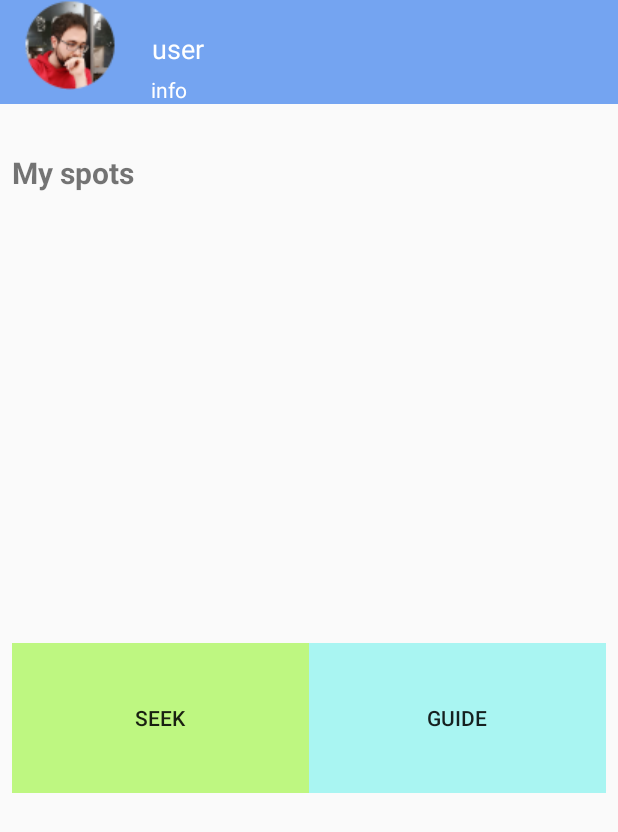
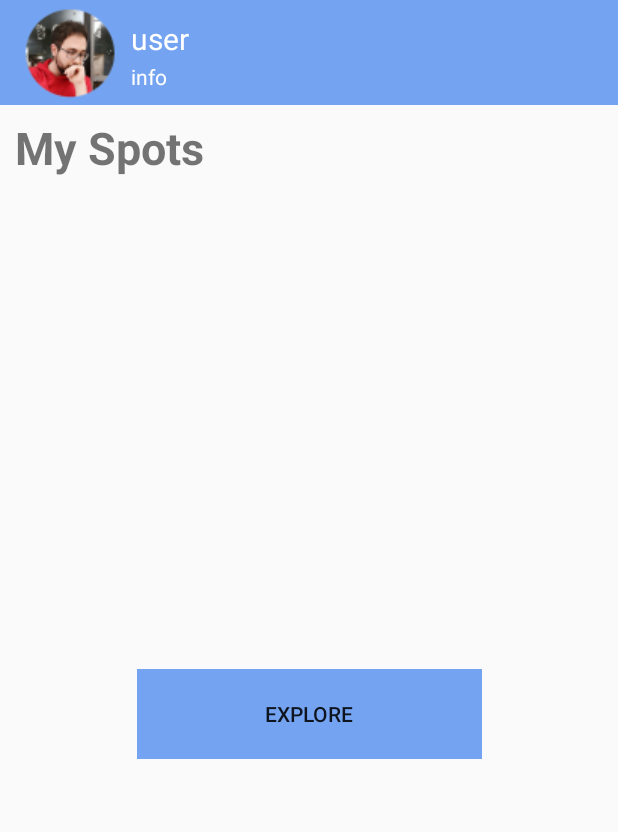
Before and after one commit to richardschaeffer96/PEM2018, an Android app: the layout activity_menu.xml on its own in the app's theme, with its tools: preview values and no code run, on a phone screen of 412 x 824 dp. Shown: the top 832 px of the screen. Run offline under Robolectric (Android 15) with nearby library versions, the phone set to English and light mode, and no system bars.

Commit message:
made SignUp and the Dashboard prettier

```diff
--- a/app/src/main/java/com/example/richa_000/sponnect/Menu.java
+++ b/app/src/main/java/com/example/richa_000/sponnect/Menu.java
@@ -157,6 +157,7 @@ public class Menu extends AppCompatActivity {
         }
     }
 
+    /*
     public void seek(View view){
 
         if(isServicesOK()){
@@ -164,9 +165,8 @@ public class Menu extends AppCompatActivity {
             intent.putExtra("id", userID);
             startActivity(intent);
         }
-        // TODO: Felix
-
     }
+    */
 
     public void guide(View view){
         if(isServicesOK()){
--- a/app/src/main/res/drawable/ic_contacts.xml
+++ b/app/src/main/res/drawable/ic_contacts.xml
@@ -4,6 +4,6 @@
         android:viewportWidth="24.0"
         android:viewportHeight="24.0">
     <path
-        android:fillColor="#FF000000"
+        android:fillColor="#FFFFFF"
         android:pathData="M16,11c1.66,0 2.99,-1.34 2.99,-3S17.66,5 16,5c-1.66,0 -3,1.34 -3,3s1.34,3 3,3zM8,11c1.66,0 2.99,-1.34 2.99,-3S9.66,5 8,5C6.34,5 5,6.34 5,8s1.34,3 3,3zM8,13c-2.33,0 -7,1.17 -7,3.5L1,19h14v-2.5c0,-2.33 -4.67,-3.5 -7,-3.5zM16,13c-0.29,0 -0.62,0.02 -0.97,0.05 1.16,0.84 1.97,1.97 1.97,3.45L17,19h6v-2.5c0,-2.33 -4.67,-3.5 -7,-3.5z"/>
 </vector>
--- a/app/src/main/res/drawable/ic_edit.xml
+++ b/app/src/main/res/drawable/ic_edit.xml
@@ -4,6 +4,6 @@
         android:viewportWidth="24.0"
         android:viewportHeight="24.0">
     <path
-        android:fillColor="#FF000000"
+        android:fillColor="#FFFFFF"
         android:pathData="M3,17.25V21h3.75L17.81,9.94l-3.75,-3.75L3,17.25zM20.71,7.04c0.39,-0.39 0.39,-1.02 0,-1.41l-2.34,-2.34c-0.39,-0.39 -1.02,-0.39 -1.41,0l-1.83,1.83 3.75,3.75 1.83,-1.83z"/>
 </vector>
--- a/app/src/main/res/drawable/ic_home.xml
+++ b/app/src/main/res/drawable/ic_home.xml
@@ -4,6 +4,6 @@
         android:viewportWidth="24.0"
         android:viewportHeight="24.0">
     <path
-        android:fillColor="#FF000000"
+        android:fillColor="#FFFFFF"
         android:pathData="M10,20v-6h4v6h5v-8h3L12,3 2,12h3v8z"/>
 </vector>
--- a/app/src/main/res/layout/activity_login.xml
+++ b/app/src/main/res/layout/activity_login.xml
@@ -54,7 +54,7 @@
 
     <EditText
         android:id="@+id/edit_email_login"
-        android:layout_width="0dp"
+        android:layout_width="280dp"
         android:layout_height="wrap_content"
         android:layout_marginStart="50dp"
         android:layout_marginLeft="50dp"
@@ -83,7 +83,7 @@
 
     <EditText
         android:id="@+id/edit_password_login"
-        android:layout_width="278dp"
+        android:layout_width="280dp"
         android:layout_height="wrap_content"
         android:layout_marginStart="50dp"
         android:layout_marginLeft="50dp"
--- a/app/src/main/res/layout/activity_menu.xml
+++ b/app/src/main/res/layout/activity_menu.xml
@@ -10,61 +10,71 @@
         android:id="@+id/toolbar"
         layout="@layout/toolbar"/>
 
-    <LinearLayout
-        android:layout_width="match_parent"
-        android:layout_height="wrap_content"
-        android:layout_marginStart="8dp"
-        android:layout_marginLeft="8dp"
-        android:layout_marginTop="32dp"
-        android:layout_marginEnd="8dp"
-        android:layout_marginRight="8dp"
-        android:layout_marginBottom="8dp"
-        android:orientation="vertical"
-        app:layout_constraintBottom_toBottomOf="parent"
-        app:layout_constraintEnd_toEndOf="parent"
-        app:layout_constraintStart_toStartOf="parent"
-        app:layout_constraintTop_toBottomOf="@+id/toolbar"
-        app:layout_constraintVertical_bias="0.0">
-
     <TextView
         android:id="@+id/text_my_spots"
         android:layout_width="match_parent"
         android:layout_height="wrap_content"
-            android:text="My spots"
-            android:textSize="20sp"
-            android:textStyle="bold"/>
+        android:layout_marginStart="10dp"
+        android:layout_marginLeft="10dp"
+        android:layout_marginTop="8dp"
+        android:layout_marginEnd="10dp"
+        android:layout_marginRight="10dp"
+        android:text="My Spots"
+        android:textSize="30sp"
+        android:textStyle="bold"
+        app:layout_constraintEnd_toEndOf="parent"
+        app:layout_constraintHorizontal_bias="1.0"
+        app:layout_constraintStart_toStartOf="parent"
+        app:layout_constraintTop_toBottomOf="@+id/toolbar" />
 
     <android.support.v7.widget.RecyclerView
         android:id="@+id/recyclerview"
         android:layout_width="match_parent"
-            android:layout_height="300sp"
+        android:layout_height="wrap_content"
+        android:layout_marginStart="10dp"
+        android:layout_marginLeft="10dp"
+        android:layout_marginTop="15dp"
+        android:layout_marginEnd="10dp"
+        android:layout_marginRight="10dp"
         android:padding="4dp"
-            android:scrollbars="vertical">
+        android:scrollbars="vertical"
+        app:layout_constraintEnd_toEndOf="parent"
+        app:layout_constraintStart_toStartOf="parent"
+        app:layout_constraintTop_toBottomOf="@+id/text_my_spots">
 
     </android.support.v7.widget.RecyclerView>
 
-        <LinearLayout
-            android:layout_width="match_parent"
-            android:layout_height="match_parent"
-            android:orientation="horizontal">
-
+    <!--
     <Button
         android:id="@+id/button_seek"
         android:layout_width="wrap_content"
         android:layout_height="100sp"
+        android:layout_marginBottom="16dp"
         android:layout_weight="1"
         android:background="#BEF781"
         android:onClick="seek"
-                android:text="Seek" />
+        android:text="Seek"
+        app:layout_constraintBottom_toBottomOf="parent"
+        tools:layout_editor_absoluteX="270dp" />
+        -->
 
     <Button
         android:id="@+id/button_guide"
-                android:layout_width="wrap_content"
-                android:layout_height="100sp"
+        android:layout_width="230dp"
+        android:layout_height="60dp"
+        android:layout_marginStart="50dp"
+        android:layout_marginLeft="50dp"
+        android:layout_marginTop="5dp"
+        android:layout_marginEnd="50dp"
+        android:layout_marginRight="50dp"
+        android:layout_marginBottom="20dp"
         android:layout_weight="1"
-                android:background="#A9F5F2"
+        android:background="@color/darkBlue"
         android:onClick="guide"
-                android:text="Guide" />
-        </LinearLayout>
-    </LinearLayout>
+        android:text="Explore"
+        app:layout_constraintBottom_toBottomOf="parent"
+        app:layout_constraintEnd_toEndOf="parent"
+        app:layout_constraintStart_toStartOf="parent"
+        app:layout_constraintTop_toBottomOf="@+id/recyclerview" />
+
 </android.support.constraint.ConstraintLayout>
--- a/app/src/main/res/layout/activity_sign_up.xml
+++ b/app/src/main/res/layout/activity_sign_up.xml
@@ -16,7 +16,7 @@
                 android:layout_height="wrap_content"
                 android:layout_marginStart="8dp"
                 android:layout_marginLeft="8dp"
-                android:layout_marginTop="5dp"
+                android:layout_marginTop="10dp"
                 android:layout_marginEnd="8dp"
                 android:layout_marginRight="8dp"
                 android:text="Sign up"
@@ -57,7 +57,7 @@
                 android:layout_height="wrap_content"
                 android:layout_marginStart="24dp"
                 android:layout_marginLeft="24dp"
-                android:layout_marginTop="25dp"
+                android:layout_marginTop="26dp"
                 android:layout_weight="1"
                 android:text="Nickname:"
                 app:layout_constraintStart_toStartOf="parent"
@@ -79,10 +79,13 @@
                 android:id="@+id/text_password"
                 android:layout_width="wrap_content"
                 android:layout_height="wrap_content"
+                android:layout_marginStart="24dp"
+                android:layout_marginLeft="24dp"
+                android:layout_marginTop="26dp"
                 android:layout_weight="1"
                 android:text="Password:"
-                tools:layout_editor_absoluteX="24dp"
-                tools:layout_editor_absoluteY="163dp" />
+                app:layout_constraintStart_toStartOf="parent"
+                app:layout_constraintTop_toBottomOf="@+id/text_nickname" />
 
             <EditText
                 android:id="@+id/edit_password_signup"
@@ -102,7 +105,7 @@
                 android:layout_height="wrap_content"
                 android:layout_marginStart="24dp"
                 android:layout_marginLeft="24dp"
-                android:layout_marginTop="25dp"
+                android:layout_marginTop="26dp"
                 android:layout_weight="1"
                 android:text="Age:"
                 app:layout_constraintStart_toStartOf="parent"
@@ -126,7 +129,7 @@
                 android:layout_height="0dp"
                 android:layout_marginStart="24dp"
                 android:layout_marginLeft="24dp"
-                android:layout_marginTop="25dp"
+                android:layout_marginTop="26dp"
                 android:layout_weight="1"
                 android:text="Gender:"
                 app:layout_constraintStart_toStartOf="parent"
@@ -136,9 +139,9 @@
                 android:id="@+id/radio_gender"
                 android:layout_width="wrap_content"
                 android:layout_height="match_parent"
-                android:layout_marginTop="5dp"
-                android:layout_marginEnd="60dp"
-                android:layout_marginRight="60dp"
+                android:layout_marginTop="15dp"
+                android:layout_marginEnd="25dp"
+                android:layout_marginRight="25dp"
                 android:layout_weight="1"
                 android:orientation="horizontal"
                 app:layout_constraintEnd_toEndOf="parent"
@@ -146,17 +149,24 @@
 
                 <RadioButton
                     android:id="@+id/radioButton_male"
-                    android:layout_width="90dp"
+                    android:layout_width="70dp"
                     android:layout_height="wrap_content"
                     android:layout_weight="1"
                     android:text="male" />
 
                 <RadioButton
                     android:id="@+id/radioButton_female"
-                    android:layout_width="90dp"
+                    android:layout_width="80dp"
                     android:layout_height="wrap_content"
                     android:layout_weight="1"
                     android:text="female" />
+
+                <RadioButton
+                    android:id="@+id/radioButton_other"
+                    android:layout_width="70dp"
+                    android:layout_height="wrap_content"
+                    android:layout_weight="1"
+                    android:text="other" />
             </RadioGroup>
 
             <TextView
@@ -165,7 +175,7 @@
                 android:layout_height="wrap_content"
                 android:layout_marginStart="24dp"
                 android:layout_marginLeft="24dp"
-                android:layout_marginTop="30dp"
+                android:layout_marginTop="20dp"
                 android:text="Social media (optional):"
                 android:textSize="18sp"
                 app:layout_constraintStart_toStartOf="parent"
@@ -185,7 +195,7 @@
 
             <EditText
                 android:id="@+id/edit_facebook"
-                android:layout_width="wrap_content"
+                android:layout_width="230dp"
                 android:layout_height="wrap_content"
                 android:layout_marginTop="8dp"
                 android:layout_marginEnd="10dp"
@@ -210,7 +220,7 @@
 
             <EditText
                 android:id="@+id/edit_instagram"
-                android:layout_width="wrap_content"
+                android:layout_width="230dp"
                 android:layout_height="wrap_content"
                 android:layout_marginEnd="10dp"
                 android:layout_marginRight="10dp"
@@ -234,7 +244,7 @@
 
             <EditText
                 android:id="@+id/edit_twitter"
-                android:layout_width="wrap_content"
+                android:layout_width="230dp"
                 android:layout_height="wrap_content"
                 android:layout_marginEnd="10dp"
                 android:layout_marginRight="10dp"
@@ -263,7 +273,7 @@
                 android:layout_width="200dp"
                 android:layout_height="wrap_content"
                 android:layout_gravity="center"
-                android:layout_marginTop="60dp"
+                android:layout_marginTop="70dp"
                 android:background="@color/darkBlue"
                 android:onClick="save"
                 android:text="Save"
--- a/app/src/main/res/layout/toolbar.xml
+++ b/app/src/main/res/layout/toolbar.xml
@@ -1,61 +1,65 @@
 <?xml version="1.0" encoding="utf-8"?>
 <android.support.v7.widget.Toolbar xmlns:android="http://schemas.android.com/apk/res/android"
 
+    xmlns:app="http://schemas.android.com/apk/res-auto"
+    xmlns:tools="http://schemas.android.com/tools"
     android:layout_width="match_parent"
-    android:layout_height="wrap_content"
-    xmlns:app="http://schemas.android.com/apk/res-auto"
+    android:layout_height="70dp"
     android:background="@color/darkBlue"
     android:elevation="4dp"
     android:theme="@style/ThemeOverlay.AppCompat.Dark.ActionBar"
     app:popupTheme="@style/Theme.AppCompat.Light">
 
-    <RelativeLayout
+    <android.support.constraint.ConstraintLayout
         android:layout_width="match_parent"
-        android:layout_height="wrap_content"
-        android:gravity="center_vertical"
-        android:orientation="horizontal">
+        android:layout_height="match_parent">
 
         <ImageView
-            android:id="@+id/imageview_profile"
+            android:id="@+id/iV_profile"
             android:layout_width="wrap_content"
             android:layout_height="wrap_content"
             android:layout_alignParentStart="true"
             android:layout_alignParentLeft="true"
             android:layout_alignParentTop="true"
-            android:layout_marginStart="0dp"
-            android:layout_marginLeft="0dp"
-            android:layout_marginTop="0dp"
-            android:src="@drawable/user1" />
+            android:layout_marginTop="5dp"
+            android:layout_marginBottom="5dp"
+            android:src="@drawable/user1"
+            app:layout_constraintBottom_toBottomOf="parent"
+            app:layout_constraintStart_toStartOf="parent"
+            app:layout_constraintTop_toTopOf="parent" />
 
         <TextView
             android:id="@+id/toolbarTextView1"
             android:layout_width="wrap_content"
             android:layout_height="wrap_content"
             android:layout_alignParentTop="true"
-            android:layout_marginStart="24dp"
-            android:layout_marginLeft="24dp"
-            android:layout_marginTop="20dp"
-            android:layout_toEndOf="@+id/imageview_profile"
-            android:layout_toRightOf="@+id/imageview_profile"
+            android:layout_marginStart="10dp"
+            android:layout_marginLeft="10dp"
+            android:layout_marginTop="12dp"
+            android:layout_toEndOf="@+id/iV_profile"
+            android:layout_toRightOf="@+id/iV_profile"
             android:text="user"
             android:textColor="#fff"
-            android:textSize="18dp" />
+            android:textSize="20dp"
+            app:layout_constraintStart_toEndOf="@+id/iV_profile"
+            app:layout_constraintTop_toTopOf="parent" />
 
         <TextView
             android:id="@+id/toolbarTextView2"
             android:layout_width="wrap_content"
             android:layout_height="wrap_content"
             android:layout_alignParentTop="true"
-            android:layout_marginStart="23dp"
-            android:layout_marginLeft="23dp"
-            android:layout_marginTop="50dp"
-            android:layout_toEndOf="@+id/imageview_profile"
-            android:layout_toRightOf="@+id/imageview_profile"
+            android:layout_marginStart="10dp"
+            android:layout_marginLeft="10dp"
+            android:layout_marginTop="2dp"
+            android:layout_toEndOf="@+id/iV_profile"
+            android:layout_toRightOf="@+id/iV_profile"
             android:text="info"
             android:textColor="#fff"
-            android:textSize="14dp" />
+            android:textSize="14dp"
+            app:layout_constraintStart_toEndOf="@+id/iV_profile"
+            app:layout_constraintTop_toBottomOf="@+id/toolbarTextView1" />
 
-
-    </RelativeLayout>
+    </android.support.constraint.ConstraintLayout>
 
 </android.support.v7.widget.Toolbar>
```
Lines whose indentation alone changed are shown as unchanged.
